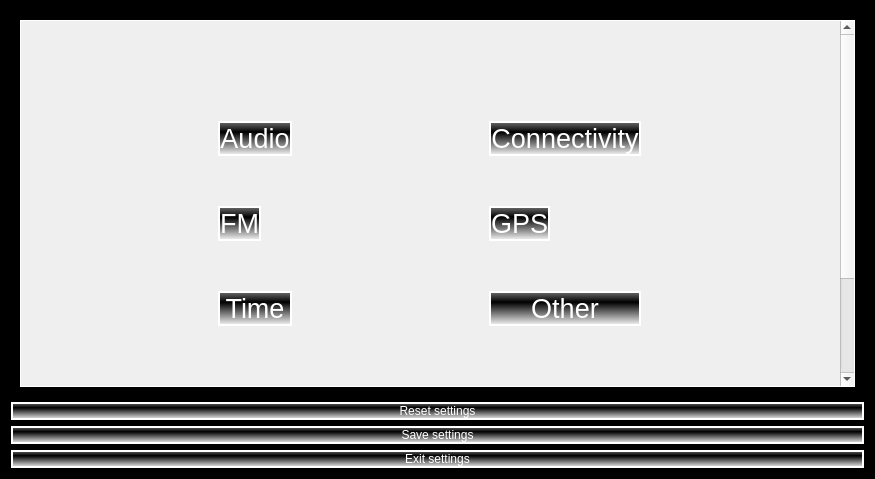
The window that settings.ui (ProjectRobal/Punto_Navi) describes before a commit, drawn with Qt 5.
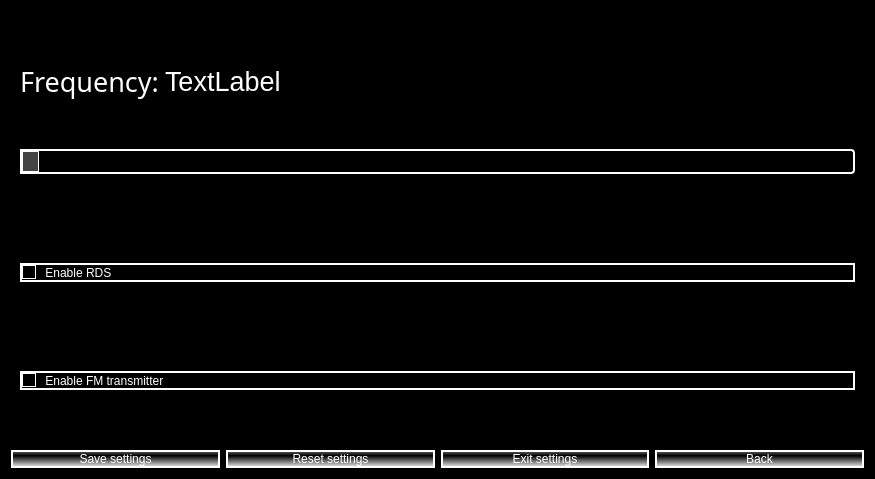
The same window after the commit. The open tabs and pages were chosen to show the change.

Commit message: Added FM settings in settings widget

Patch:
```diff
--- a/settings.ui
+++ b/settings.ui
@@ -42,12 +42,108 @@
 QLabel
 {
 color:white;
+}
+
+QRadioButton
+{
+background:black;
+border: 2px solid white;
+color:white;
+}
+
+QRadioButton::indicator::unchecked
+{
+background:black;
+border:1px solid white;
+}
+
+QRadioButton::indicator::checked
+{
+background:white;
+border:1px solid white;
+}
+
+QCheckBox
+{
+background:black;
+border: 2px solid white;
+color:white;
+}
+
+QCheckBox::indicator::unchecked
+{
+background:black;
+border:1px solid white;
+}
+
+QCheckBox::indicator::checked
+{
+background:white;
+border:1px solid white;
+}
+
+QSlider::groove
+{
+	background:black;
+	border:2px solid white;
+	border-radius:4px;
+}
+
+QSlider::handle:horizontal
+{
+	background:rgb(68, 68, 68);
+	border:1px solid white;
+	width:15px;
+	height:15px;
+}
+
+QSlider::sub-page:horizontal
+{
+	background:white;
+	border:1px solid white;
 }</string>
   </property>
   <layout class="QGridLayout" name="gridLayout_2">
-   <item row="0" column="0">
-    <widget class="QStackedWidget" name="stackedWidget">
-     <widget class="QWidget" name="page_3">
+   <item row="3" column="1">
+    <widget class="QPushButton" name="Reset">
+     <property name="styleSheet">
+      <string notr="true"/>
+     </property>
+     <property name="text">
+      <string>Reset settings</string>
+     </property>
+    </widget>
+   </item>
+   <item row="3" column="3">
+    <widget class="QPushButton" name="back_menu">
+     <property name="text">
+      <string>Back</string>
+     </property>
+    </widget>
+   </item>
+   <item row="3" column="2">
+    <widget class="QPushButton" name="Exit">
+     <property name="styleSheet">
+      <string notr="true"/>
+     </property>
+     <property name="text">
+      <string>Exit settings</string>
+     </property>
+    </widget>
+   </item>
+   <item row="3" column="0">
+    <widget class="QPushButton" name="Save">
+     <property name="styleSheet">
+      <string notr="true"/>
+     </property>
+     <property name="text">
+      <string>Save settings</string>
+     </property>
+    </widget>
+   </item>
+   <item row="0" column="0" colspan="4">
+    <widget class="QStackedWidget" name="menu">
+     <widget class="QWidget" name="start">
       <layout class="QGridLayout" name="gridLayout">
        <item row="0" column="0">
         <widget class="QScrollArea" name="scrollArea">
@@ -79,7 +175,37 @@
            <property name="spacing">
             <number>50</number>
            </property>
-           <item row="1" column="1">
+           <item row="0" column="2">
+            <widget class="QPushButton" name="connect">
+             <property name="sizePolicy">
+              <sizepolicy hsizetype="Maximum" vsizetype="Fixed">
+               <horstretch>0</horstretch>
+               <verstretch>0</verstretch>
+              </sizepolicy>
+             </property>
+             <property name="font">
+              <font>
+               <pointsize>20</pointsize>
+              </font>
+             </property>
+             <property name="text">
+              <string>Connectivity</string>
+             </property>
+            </widget>
+           </item>
+           <item row="2" column="0">
+            <widget class="QPushButton" name="time">
+             <property name="font">
+              <font>
+               <pointsize>20</pointsize>
+              </font>
+             </property>
+             <property name="text">
+              <string>Time</string>
+             </property>
+            </widget>
+           </item>
+           <item row="1" column="2">
             <widget class="QPushButton" name="gps">
              <property name="sizePolicy">
               <sizepolicy hsizetype="Maximum" vsizetype="Fixed">
@@ -97,7 +223,19 @@
              </property>
             </widget>
            </item>
-           <item row="0" column="0">
+           <item row="2" column="2">
+            <widget class="QPushButton" name="other">
+             <property name="font">
+              <font>
+               <pointsize>20</pointsize>
+              </font>
+             </property>
+             <property name="text">
+              <string>Other</string>
+             </property>
+            </widget>
+           </item>
+           <item row="1" column="0">
             <widget class="QPushButton" name="audio">
              <property name="sizePolicy">
               <sizepolicy hsizetype="Maximum" vsizetype="Fixed">
@@ -118,7 +256,7 @@
              </property>
             </widget>
            </item>
-           <item row="1" column="0">
+           <item row="0" column="0">
             <widget class="QPushButton" name="FM">
              <property name="sizePolicy">
               <sizepolicy hsizetype="Maximum" vsizetype="Fixed">
@@ -136,85 +274,118 @@
              </property>
             </widget>
            </item>
-           <item row="0" column="1">
-            <widget class="QPushButton" name="connect">
-             <property name="sizePolicy">
-              <sizepolicy hsizetype="Maximum" vsizetype="Fixed">
-               <horstretch>0</horstretch>
-               <verstretch>0</verstretch>
-              </sizepolicy>
-             </property>
-             <property name="font">
-              <font>
-               <pointsize>20</pointsize>
-              </font>
-             </property>
-             <property name="text">
-              <string>Connectivity</string>
-             </property>
-            </widget>
-           </item>
-           <item row="2" column="0">
-            <widget class="QPushButton" name="time">
-             <property name="font">
-              <font>
-               <pointsize>20</pointsize>
-              </font>
-             </property>
-             <property name="text">
-              <string>Time</string>
-             </property>
-            </widget>
-           </item>
-           <item row="2" column="1">
-            <widget class="QPushButton" name="other">
-             <property name="font">
-              <font>
-               <pointsize>20</pointsize>
-              </font>
-             </property>
-             <property name="text">
-              <string>Other</string>
-             </property>
-            </widget>
-           </item>
           </layout>
          </widget>
         </widget>
        </item>
       </layout>
      </widget>
-     <widget class="QWidget" name="page_4"/>
-    </widget>
-   </item>
-   <item row="1" column="0">
-    <widget class="QPushButton" name="Reset">
-     <property name="styleSheet">
-      <string notr="true"/>
-     </property>
-     <property name="text">
-      <string>Reset settings</string>
-     </property>
-    </widget>
-   </item>
-   <item row="2" column="0">
-    <widget class="QPushButton" name="Save">
-     <property name="styleSheet">
-      <string notr="true"/>
-     </property>
-     <property name="text">
-      <string>Save settings</string>
-     </property>
-    </widget>
-   </item>
-   <item row="3" column="0">
-    <widget class="QPushButton" name="Exit">
-     <property name="styleSheet">
-      <string notr="true"/>
-     </property>
-     <property name="text">
-      <string>Exit settings</string>
-     </property>
+     <widget class="QWidget" name="fm">
+      <layout class="QGridLayout" name="gridLayout_5">
+       <item row="2" column="0">
+        <spacer name="verticalSpacer">
+         <property name="orientation">
+          <enum>Qt::Vertical</enum>
+         </property>
+         <property name="sizeType">
+          <enum>QSizePolicy::Maximum</enum>
+         </property>
+         <property name="sizeHint" stdset="0">
+          <size>
+           <width>20</width>
+           <height>40</height>
+          </size>
+         </property>
+        </spacer>
+       </item>
+       <item row="4" column="0">
+        <spacer name="verticalSpacer_2">
+         <property name="orientation">
+          <enum>Qt::Vertical</enum>
+         </property>
+         <property name="sizeType">
+          <enum>QSizePolicy::Maximum</enum>
+         </property>
+         <property name="sizeHint" stdset="0">
+          <size>
+           <width>20</width>
+           <height>40</height>
+          </size>
+         </property>
+        </spacer>
+       </item>
+       <item row="1" column="0" colspan="2">
+        <widget class="QSlider" name="f_slide">
+         <property name="styleSheet">
+          <string notr="true"/>
+         </property>
+         <property name="sliderPosition">
+          <number>0</number>
+         </property>
+         <property name="orientation">
+          <enum>Qt::Horizontal</enum>
+         </property>
+         <property name="tickPosition">
+          <enum>QSlider::TicksBothSides</enum>
+         </property>
+        </widget>
+       </item>
+       <item row="3" column="0" colspan="2">
+        <widget class="QCheckBox" name="rds">
+         <property name="text">
+          <string> Enable RDS</string>
+         </property>
+        </widget>
+       </item>
+       <item row="0" column="1">
+        <widget class="QLabel" name="freq">
+         <property name="sizePolicy">
+          <sizepolicy hsizetype="Preferred" vsizetype="Maximum">
+           <horstretch>0</horstretch>
+           <verstretch>0</verstretch>
+          </sizepolicy>
+         </property>
+         <property name="font">
+          <font>
+           <pointsize>20</pointsize>
+          </font>
+         </property>
+         <property name="text">
+          <string>TextLabel</string>
+         </property>
+        </widget>
+       </item>
+       <item row="0" column="0">
+        <widget class="QLabel" name="label">
+         <property name="sizePolicy">
+          <sizepolicy hsizetype="Maximum" vsizetype="Maximum">
+           <horstretch>0</horstretch>
+           <verstretch>0</verstretch>
+          </sizepolicy>
+         </property>
+         <property name="font">
+          <font>
+           <family>Nakula</family>
+           <pointsize>20</pointsize>
+          </font>
+         </property>
+         <property name="text">
+          <string>Frequency:</string>
+         </property>
+         <property name="alignment">
+          <set>Qt::AlignLeading|Qt::AlignLeft|Qt::AlignVCenter</set>
+         </property>
+        </widget>
+       </item>
+       <item row="5" column="0" colspan="2">
+        <widget class="QCheckBox" name="fm_on">
+         <property name="text">
+          <string> Enable FM transmitter</string>
+         </property>
+        </widget>
+       </item>
+      </layout>
+     </widget>
     </widget>
    </item>
   </layout>
```
The commit also changes 12 other files.
